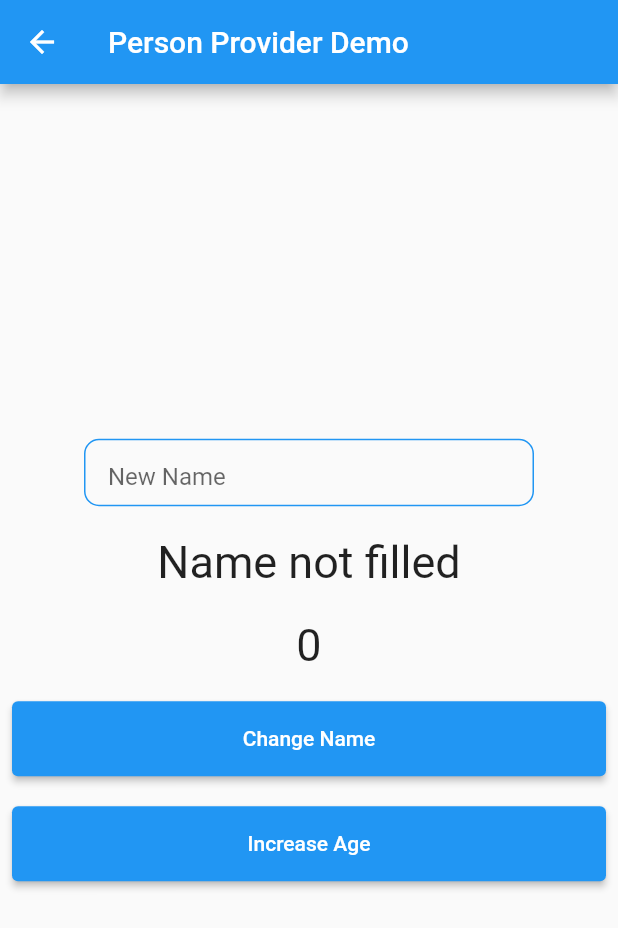
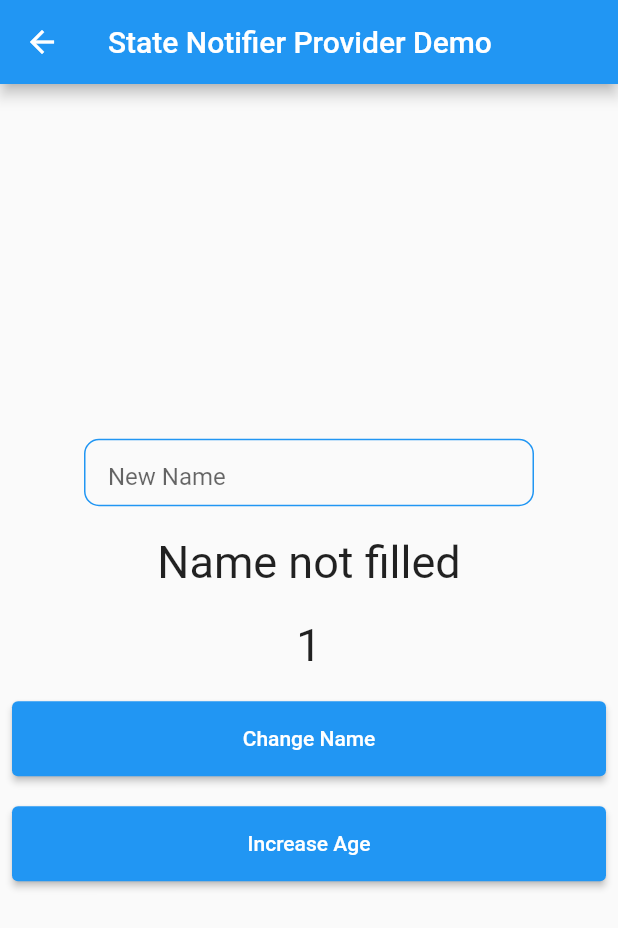
Before and after one commit to ahmadfatihin/riverpod_flutter_example, a Flutter app: the FormNamePage screen opened directly, on a phone screen of 412 x 824 dp. Shown: the top 928 px of the screen. Run offline on Flutter 3.47's test engine with Material 2 defaults, Android fonts, the phone set to English and light mode, and no system bars; our stand-ins replace flutter_riverpod, freezed_annotation, google_fonts.

```diff
--- a/lib/module/form/form_name_page.dart
+++ b/lib/module/form/form_name_page.dart
@@ -10,9 +10,10 @@ class FormNamePage extends ConsumerWidget {
   @override
   Widget build(BuildContext context, WidgetRef ref) {
     var form = ref.watch(formProvider);
+    var age = ref.watch(formProvider.select((value) => value.age));
     return Scaffold(
       appBar: AppBar(
-        title: const Text('Person Provider Demo'),
+        title: const Text('State Notifier Provider Demo'),
       ),
       body: Center(
         child: Padding(
@@ -44,7 +45,7 @@ class FormNamePage extends ConsumerWidget {
                 height: 20,
               ),
               Text(
-                '${form.age}',
+                '$age',
                 style: const TextStyle(fontSize: 30),
               ),
               const SizedBox(
--- a/lib/module/form/providers/form_provider.dart
+++ b/lib/module/form/providers/form_provider.dart
@@ -2,7 +2,9 @@ import 'package:flutter_riverpod/flutter_riverpod.dart';
 import 'package:riverpod_demo/module/form/models/form_name_model.dart';
 
 class FormNotifier extends StateNotifier<FormName> {
-  FormNotifier() : super(const FormName(name: 'Name not filled', age: 0));
+  FormNotifier() : super(const FormName(name: 'Name not filled', age: 0)) {
+    changeAge();
+  }
 
   void changeName(String name) => state = state.copyWith(name: name);
   void changeAge() => state = state.copyWith(age: state.age + 1);
```
Also changed, not shown: lib/module/weather/providers/weather_repository.dart (added, +10 -0 lines), lib/module/weather/repositories/weather_repository.dart (added, +35 -0 lines), assets/cloudy.png (added), assets/rain.png (added), assets/sunny.png (added).
